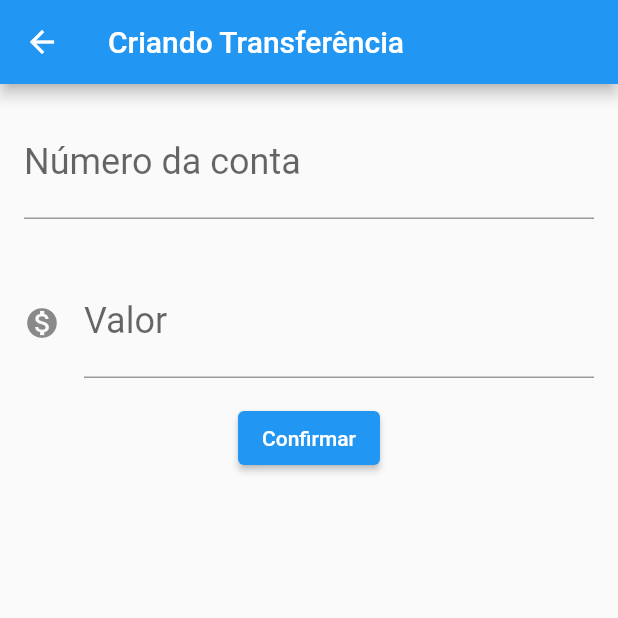
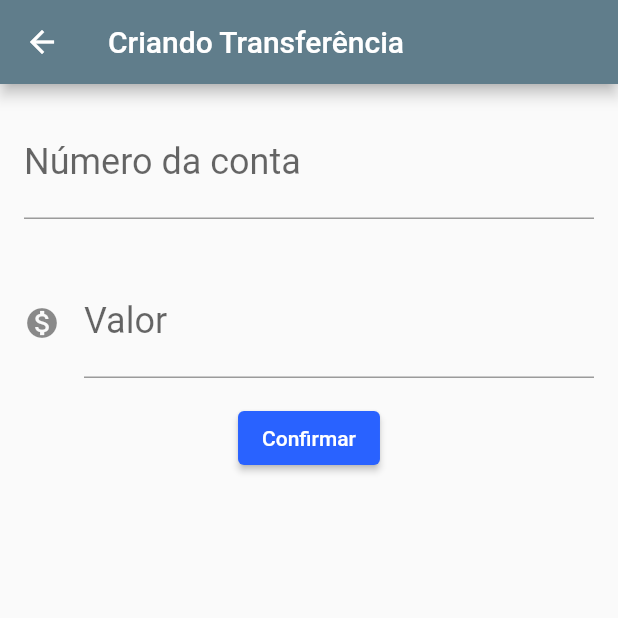
Before and after one commit to CaioLuppo/ByteBank, a Flutter app: the screen it shows after launch, after a tap on the "add" icon, on a phone screen of 412 x 824 dp, the top half of it. Run offline on Flutter 3.47's test engine with Material 2 defaults, Android fonts, the phone set to English and light mode, and no system bars.

Commit message:
Alterando tema e reestruturando o código - Final

```diff
--- /dev/null
+++ b/lib/components/editor.dart
@@ -0,0 +1,35 @@
+import 'package:flutter/material.dart';
+
+class Editor extends StatelessWidget {
+
+  final TextEditingController controlador;
+  final String rotulo;
+  final String dica;
+  final IconData? icone; // ? -> pode ser nulo
+
+  Editor(  // Construtor da classe, com valores opcionais e required: ({})
+      {required this.controlador,
+        required this.rotulo,
+        required this.dica,
+        this.icone,
+      });
+
+  @override
+  Widget build(BuildContext context) {  // Estrutura do Campo de Texto
+    return Padding(
+      padding: const EdgeInsets.all(16.0), // define a distância dos elementos
+      child: TextField(
+        controller: controlador,
+        style: const TextStyle(
+          fontSize: 24.0, // Padrão é na base 8 (8, 16, 24)
+        ),
+        decoration: InputDecoration(
+          icon: icone != null ? Icon(icone) : null,
+          labelText: rotulo,
+          hintText: dica,
+        ),
+        keyboardType: TextInputType.number,
+      ),
+    );
+  }
+}
--- a/lib/main.dart
+++ b/lib/main.dart
@@ -1,149 +1,35 @@
-// ignore_for_file: prefer_const_constructors, prefer_const_literals_to_create_immutables, empty_constructor_bodies
+// ignore_for_file: prefer_const_constructors, prefer_const_literals_to_create_immutables, empty_constructor_bodies, use_key_in_widget_constructors
 
 import 'package:flutter/material.dart';
 
-void main() => runApp(ByteBankApp());
+import 'screens/transferencia/lista.dart';  // Resolve as dependências do código
 
-class ByteBankApp extends StatelessWidget {
-  @override
+void main() => runApp(ByteBankApp());  // Função principal que executa o app
+
+class ByteBankApp extends StatelessWidget {  // Função do app, que traz o principal
+
+  @override  // Usamos override pois estamos "reescrevendo" a classe Widget
   Widget build(BuildContext context) {
     return MaterialApp(
-      title: "ByteBank - By: Caio Luppo",
-      home: Scaffold(
-        body: ListaTransferencias(),
+      title: "ByteBank - By: Caio Luppo",  // Título do aplicativo
+      theme: ThemeData(  // Tema do aplicativo, colorScheme -> tema geral
+        colorScheme: ColorScheme.fromSwatch(
+          primarySwatch: Colors.blueGrey,  // Cor primária
+        ).copyWith(
+          secondary: Colors.blueAccent[700],  // Cor secundária
+        ),
+        buttonTheme: ButtonThemeData(  // Tema dos botões
+          buttonColor: Colors.blueAccent[700],
+          textTheme: ButtonTextTheme.primary,
+        ),
+        elevatedButtonTheme: ElevatedButtonThemeData(  // Tema dos ElevatedButtons (nova versão)
+          style: ElevatedButton.styleFrom(
+            primary: Colors.blueAccent[700],
+          ),
+        )
+      ),
+      home: ListaTransferencias(  // Onde o aplicativo vai iniciar
       ),
     );
   }
 }
-
-class FormularioTransferencias extends StatelessWidget {
-  final TextEditingController _controladorCampoNumeroConta =
-      TextEditingController();
-  final TextEditingController _controladorCampoValor = TextEditingController();
-
-  @override
-  Widget build(BuildContext context) {
-    return Scaffold(
-        appBar: AppBar(
-          title: Text("Criando Transferência"),
-        ),
-        body: Column(
-          children: [
-            Editor(
-                controlador: _controladorCampoNumeroConta,
-                rotulo: "Número da conta",
-                dica: "0000"),
-            Editor(
-                controlador: _controladorCampoValor,
-                rotulo: "Valor",
-                dica: "000.0",
-                icone: Icons.monetization_on),
-            ElevatedButton(
-              child: Text("Confirmar"),
-              onPressed: () => _criaTransferencia(context),
-            ),
-          ],
-        ));
-  }
-
-  void _criaTransferencia(BuildContext context) {
-    final int? numeroConta = int.tryParse(_controladorCampoNumeroConta.text);
-    final double? valor = double.tryParse(_controladorCampoValor.text);
-
-    if (numeroConta != null && valor != null) {
-      final transferenciaCriada = Transferencia(valor, numeroConta);
-      Navigator.pop(context, transferenciaCriada);
-    }
-  }
-}
-
-class Editor extends StatelessWidget {
-  final TextEditingController controlador;
-  final String rotulo;
-  final String dica;
-  final IconData? icone;
-
-  Editor(
-      {required this.controlador,
-      required this.rotulo,
-      required this.dica,
-      this.icone});
-
-  @override
-  Widget build(BuildContext context) {
-    return Padding(
-      padding: const EdgeInsets.all(16.0), // define a distância dos elementos
-      child: TextField(
-        controller: controlador,
-        style: TextStyle(
-          fontSize: 24.0, // Padrão é na base 8 (8, 16, 24)
-        ),
-        decoration: InputDecoration(
-          icon: icone != null ? Icon(icone) : null,
-          labelText: rotulo,
-          hintText: dica,
-        ),
-        keyboardType: TextInputType.number,
-      ),
-    );
-  }
-}
-
-class ListaTransferencias extends StatelessWidget {
-  @override
-  Widget build(BuildContext context) {
-    return Scaffold(
-      body: Column(
-        children: [
-          ItemTransferencia(Transferencia(100.0, 1000)),
-          ItemTransferencia(Transferencia(100.0, 1000)),
-          ItemTransferencia(Transferencia(100.0, 1000)),
-          ItemTransferencia(Transferencia(100.0, 1000)),
-        ],
-      ),
-      floatingActionButton: FloatingActionButton(
-        onPressed: () {
-          final Future<Transferencia?> future = Navigator.push(context, MaterialPageRoute(builder: (context) {
-            return FormularioTransferencias();
-          }));
-          future.then((transferenciaRecebida){
-
-          });
-        },
-        child: Icon(Icons.add),
-      ),
-      appBar: AppBar(
-        title: Text("Transferências"),
-      ),
-    );
-  }
-}
-
-class ItemTransferencia extends StatelessWidget {
-  final Transferencia _transferencia;
-
-  ItemTransferencia(this._transferencia);
-
-  @override
-  Widget build(BuildContext context) {
-    return Card(
-      child: ListTile(
-        leading: Icon(Icons.monetization_on),
-        title: Text(_transferencia.valor.toString()),
-        subtitle: Text(_transferencia.numeroConta.toString()),
-      ),
-    );
-  }
-}
-
-class Transferencia {
-  final double valor;
-  final int numeroConta;
-
-  Transferencia(this.valor, this.numeroConta);
-
-  @override
-  String toString() {
-    return 'Transferencia{valor: $valor, numeroConta: $numeroConta}';
-  }
-}
--- /dev/null
+++ b/lib/models/transferencia.dart
@@ -0,0 +1,13 @@
+// Classe que retorna uma string com os valores inseridos em double e int
+
+class Transferencia {
+  final double valor;
+  final int numeroConta;
+
+  Transferencia(this.valor, this.numeroConta);
+
+  @override
+  String toString() {
+    return 'Transferencia{valor: $valor, numeroConta: $numeroConta}';
+  }
+}
--- /dev/null
+++ b/lib/screens/transferencia/formulario.dart
@@ -0,0 +1,66 @@
+import 'package:flutter/material.dart';
+
+import '../../components/editor.dart';
+import '../../models/transferencia.dart';
+
+const _rotuloCampoValor = "Valor";
+const _dicaValor = "0.00";
+
+const _rotuloCampoNumConta = "Número da conta";
+const _dicaConta = "0000";
+
+const _textoConfirmar = "Confirmar";
+
+class FormularioTransferencias extends StatefulWidget {
+
+  @override
+  State<StatefulWidget> createState() {
+    return FormularioTransferenciasState();
+  }
+}
+
+class FormularioTransferenciasState extends State<FormularioTransferencias> {
+
+  final TextEditingController _controladorCampoNumeroConta = TextEditingController();
+  final TextEditingController _controladorCampoValor = TextEditingController();
+
+  @override
+  Widget build(BuildContext context) {
+    return Scaffold(
+        appBar: AppBar(
+          title: const Text("Criando Transferência"),
+        ),
+        body: SingleChildScrollView(
+          child: Column(
+            children: [
+              Editor(
+                  controlador: _controladorCampoNumeroConta,
+                  rotulo: _rotuloCampoNumConta,
+                  dica: _dicaConta,
+              ),
+              Editor(
+                  controlador: _controladorCampoValor,
+                  rotulo: _rotuloCampoValor,
+                  dica: _dicaValor,
+                  icone: Icons.monetization_on,
+              ),
+              ElevatedButton(
+                child: const Text(_textoConfirmar),
+                onPressed: () => _criaTransferencia(context),
+              ),
+            ],
+          ),
+        ));
+  }
+
+  void _criaTransferencia(BuildContext context) {
+    final int? numeroConta = int.tryParse(_controladorCampoNumeroConta.text);
+    final double? valor = double.tryParse(_controladorCampoValor.text);
+
+    if (numeroConta != null && valor != null) {
+      final transferenciaCriada = Transferencia(valor, numeroConta);
+      Navigator.pop(context, transferenciaCriada);
+    }
+  }
+
+}
--- /dev/null
+++ b/lib/screens/transferencia/lista.dart
@@ -0,0 +1,67 @@
+import 'package:flutter/material.dart';
+
+import '../../models/transferencia.dart';
+import 'formulario.dart';
+
+class ListaTransferencias extends StatefulWidget {
+  final List<Transferencia> _transferencias = [];
+
+  @override
+  State<StatefulWidget> createState() {
+    return ListaTransferenciasState();
+  }
+}
+
+class ListaTransferenciasState extends State<ListaTransferencias> {
+  @override
+  Widget build(BuildContext context) {
+    return Scaffold(
+      appBar: AppBar(
+        title: const Text('Transferências'),
+      ),
+      body: ListView.builder(
+        itemCount: widget._transferencias.length,
+        itemBuilder: (context, indice) {
+          final transferencia = widget._transferencias[indice];
+          return ItemTransferencia(transferencia);
+        },
+      ),
+      floatingActionButton: FloatingActionButton(
+        child: const Icon(Icons.add),
+        onPressed: () {
+          Navigator.push(context, MaterialPageRoute(builder: (context) {
+            return FormularioTransferencias();
+          })).then(
+            (transferenciaRecebida) => _atualizaLista(transferenciaRecebida),
+          );
+        },
+      ),
+    );
+  }
+
+  void _atualizaLista(Transferencia? transferenciaRecebida) {
+    if (transferenciaRecebida != null) {
+      setState(() {
+        // Chama novamente o build
+        widget._transferencias.add(transferenciaRecebida);
+      });
+    }
+  }
+}
+
+class ItemTransferencia extends StatelessWidget {
+  final Transferencia _transferencia;
+
+  ItemTransferencia(this._transferencia);
+
+  @override
+  Widget build(BuildContext context) {
+    return Card(
+      child: ListTile(
+        leading: const Icon(Icons.monetization_on),
+        title: Text(_transferencia.valor.toString()),
+        subtitle: Text(_transferencia.numeroConta.toString()),
+      ),
+    );
+  }
+}
```
Also changed, not shown: 1 other file.
